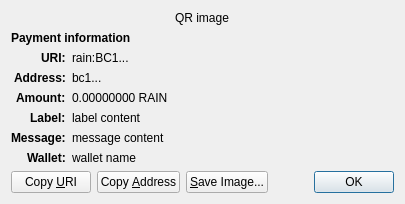
The window that src/qt/forms/receiverequestdialog.ui (BlockMechanic/rain) describes before a commit, drawn with Qt 5.
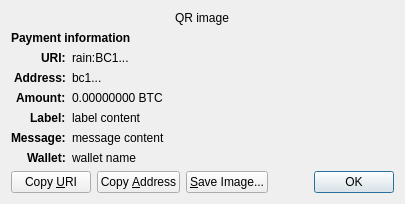
The same window after the commit. Custom widgets are drawn as their Qt base class.

Diff of the .ui file:
```diff
--- a/src/qt/forms/receiverequestdialog.ui
+++ b/src/qt/forms/receiverequestdialog.ui
@@ -126,7 +126,7 @@
    <item row="4" column="1" alignment="Qt::AlignTop">
     <widget class="QLabel" name="amount_content">
      <property name="text">
-      <string notr="true">0.00000000 RAIN</string>
+      <string notr="true">0.00000000 BTC</string>
      </property>
      <property name="textFormat">
       <enum>Qt::PlainText</enum>
```
